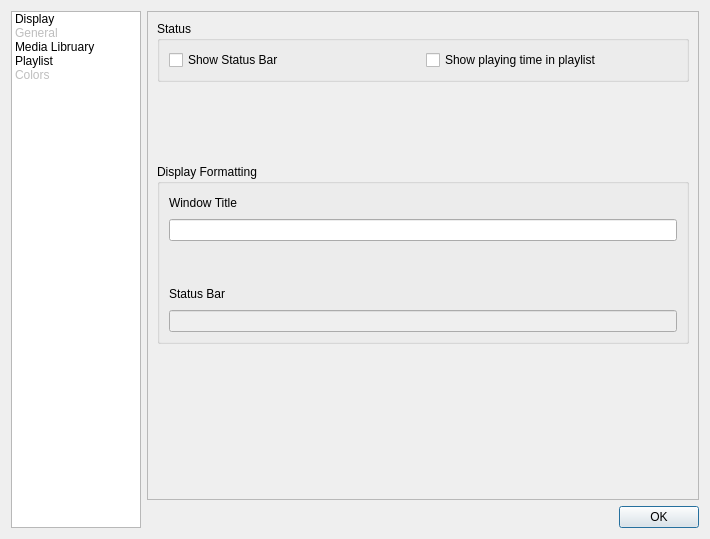
Above: preferenceswindow.ui from KirillDubinkin/Errorise before the change. Below: the same form after it.
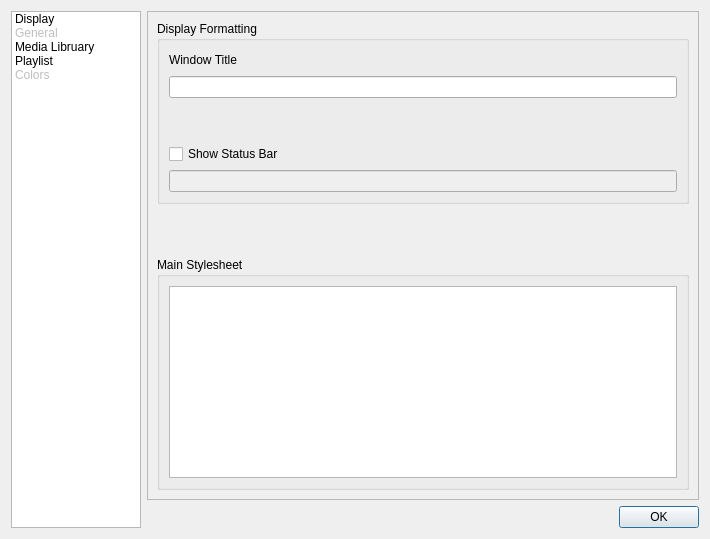
That is the form after the change. The open tabs and pages were chosen to show the change.

Commit message: All widgets using main stylesheet, playlist can use his own stylesheet, playlist items can use alternate colors, pl-stylesheet colors or their own colors.

Patch:
```diff
--- a/preferenceswindow.ui
+++ b/preferenceswindow.ui
@@ -82,56 +82,8 @@
             <number>3</number>
            </property>
            <widget class="QWidget" name="page">
-            <layout class="QGridLayout" name="gridLayout_10">
+            <layout class="QGridLayout" name="gridLayout_13">
              <item row="0" column="0">
-              <layout class="QVBoxLayout" name="verticalLayout_6">
-               <item>
-                <widget class="QGroupBox" name="groupBox_3">
-                 <property name="title">
-                  <string>Status</string>
-                 </property>
-                 <layout class="QGridLayout" name="gridLayout_4">
-                  <item row="0" column="0">
-                   <layout class="QHBoxLayout" name="horizontalLayout_6">
-                    <item>
-                     <widget class="QCheckBox" name="ShowStatusBar">
-                      <property name="sizePolicy">
-                       <sizepolicy hsizetype="Minimum" vsizetype="Fixed">
-                        <horstretch>0</horstretch>
-                        <verstretch>0</verstretch>
-                       </sizepolicy>
-                      </property>
-                      <property name="text">
-                       <string>Show Status Bar</string>
-                      </property>
-                     </widget>
-                    </item>
-                    <item>
-                     <widget class="QCheckBox" name="showPlplayingTime">
-                      <property name="text">
-                       <string>Show playing time in playlist</string>
-                      </property>
-                     </widget>
-                    </item>
-                   </layout>
-                  </item>
-                 </layout>
-                </widget>
-               </item>
-               <item>
-                <spacer name="verticalSpacer_6">
-                 <property name="orientation">
-                  <enum>Qt::Vertical</enum>
-                 </property>
-                 <property name="sizeHint" stdset="0">
-                  <size>
-                   <width>20</width>
-                   <height>78</height>
-                  </size>
-                 </property>
-                </spacer>
-               </item>
-               <item>
                 <widget class="QGroupBox" name="groupBox_4">
                  <property name="title">
                   <string>Display Formatting</string>
@@ -188,9 +140,15 @@
                       <item>
                        <layout class="QHBoxLayout" name="horizontalLayout_4">
                         <item>
-                         <widget class="QLabel" name="label_2">
+                       <widget class="QCheckBox" name="ShowStatusBar">
+                        <property name="sizePolicy">
+                         <sizepolicy hsizetype="Minimum" vsizetype="Fixed">
+                          <horstretch>0</horstretch>
+                          <verstretch>0</verstretch>
+                         </sizepolicy>
+                        </property>
                           <property name="text">
-                           <string>Status Bar</string>
+                         <string>Show Status Bar</string>
                           </property>
                          </widget>
                         </item>
@@ -223,7 +181,7 @@
                  </layout>
                 </widget>
                </item>
-               <item>
+             <item row="1" column="0">
                 <spacer name="verticalSpacer_7">
                  <property name="orientation">
                   <enum>Qt::Vertical</enum>
@@ -231,12 +189,22 @@
                  <property name="sizeHint" stdset="0">
                   <size>
                    <width>20</width>
-                   <height>148</height>
+                 <height>40</height>
                   </size>
                  </property>
                 </spacer>
                </item>
-              </layout>
+             <item row="2" column="0">
+              <widget class="QGroupBox" name="groupBox_3">
+               <property name="title">
+                <string>Main Stylesheet</string>
+               </property>
+               <layout class="QGridLayout" name="gridLayout_4">
+                <item row="0" column="0">
+                 <widget class="QPlainTextEdit" name="mainStylesheet"/>
+                </item>
+               </layout>
+              </widget>
              </item>
             </layout>
            </widget>
@@ -419,15 +387,15 @@
                 <bool>true</bool>
                </property>
                <property name="currentIndex">
-                <number>2</number>
+                <number>0</number>
                </property>
                <widget class="QWidget" name="tab_4">
                 <attribute name="title">
                  <string>General</string>
                 </attribute>
-                <layout class="QGridLayout" name="gridLayout_13">
+                <layout class="QGridLayout" name="gridLayout_10">
                  <item row="0" column="0">
-                  <layout class="QHBoxLayout" name="horizontalLayout_8">
+                  <layout class="QVBoxLayout" name="verticalLayout_16">
                    <item>
                     <widget class="QCheckBox" name="groupTracks">
                      <property name="text">
@@ -436,15 +404,59 @@
                     </widget>
                    </item>
                    <item>
+                    <widget class="QCheckBox" name="showPlplayingTime">
+                     <property name="text">
+                      <string>Show playing time in playlist</string>
+                     </property>
+                    </widget>
+                   </item>
+                  </layout>
+                 </item>
+                 <item row="0" column="1">
+                  <spacer name="horizontalSpacer_12">
+                   <property name="orientation">
+                    <enum>Qt::Horizontal</enum>
+                   </property>
+                   <property name="sizeHint" stdset="0">
+                    <size>
+                     <width>72</width>
+                     <height>20</height>
+                    </size>
+                   </property>
+                  </spacer>
+                 </item>
+                 <item row="0" column="2">
+                  <layout class="QVBoxLayout" name="verticalLayout_6">
+                   <item>
                     <widget class="QCheckBox" name="useHTML">
                      <property name="text">
                       <string>Use Labels</string>
                      </property>
                     </widget>
                    </item>
+                   <item>
+                    <widget class="QCheckBox" name="plAlternateColors">
+                     <property name="text">
+                      <string>Use Alternate Colors</string>
+                     </property>
+                    </widget>
+                   </item>
                   </layout>
                  </item>
-                 <item row="1" column="0">
+                 <item row="0" column="3">
+                  <spacer name="horizontalSpacer_13">
+                   <property name="orientation">
+                    <enum>Qt::Horizontal</enum>
+                   </property>
+                   <property name="sizeHint" stdset="0">
+                    <size>
+                     <width>71</width>
+                     <height>20</height>
+                    </size>
+                   </property>
+                  </spacer>
+                 </item>
+                 <item row="1" column="1">
                   <spacer name="verticalSpacer_9">
                    <property name="orientation">
                     <enum>Qt::Vertical</enum>
@@ -457,7 +469,7 @@
                    </property>
                   </spacer>
                  </item>
-                 <item row="2" column="0">
+                 <item row="2" column="0" colspan="4">
                   <layout class="QVBoxLayout" name="verticalLayout_21">
                    <item>
                     <widget class="QLabel" name="label_22">
@@ -467,7 +479,7 @@
                     </widget>
                    </item>
                    <item>
-                    <widget class="QPlainTextEdit" name="plainTextEdit_3"/>
+                    <widget class="QPlainTextEdit" name="plStylesheet"/>
                    </item>
                   </layout>
                  </item>
@@ -880,7 +892,7 @@
                   </widget>
                  </item>
                  <item row="4" column="0">
-                  <widget class="QPushButton" name="pushButton_4">
+                  <widget class="QPushButton" name="plRemoveCol">
                    <property name="maximumSize">
                     <size>
                      <width>150</width>
```
Lines whose indentation alone changed are shown as unchanged. The commit also changes 6 other files.
